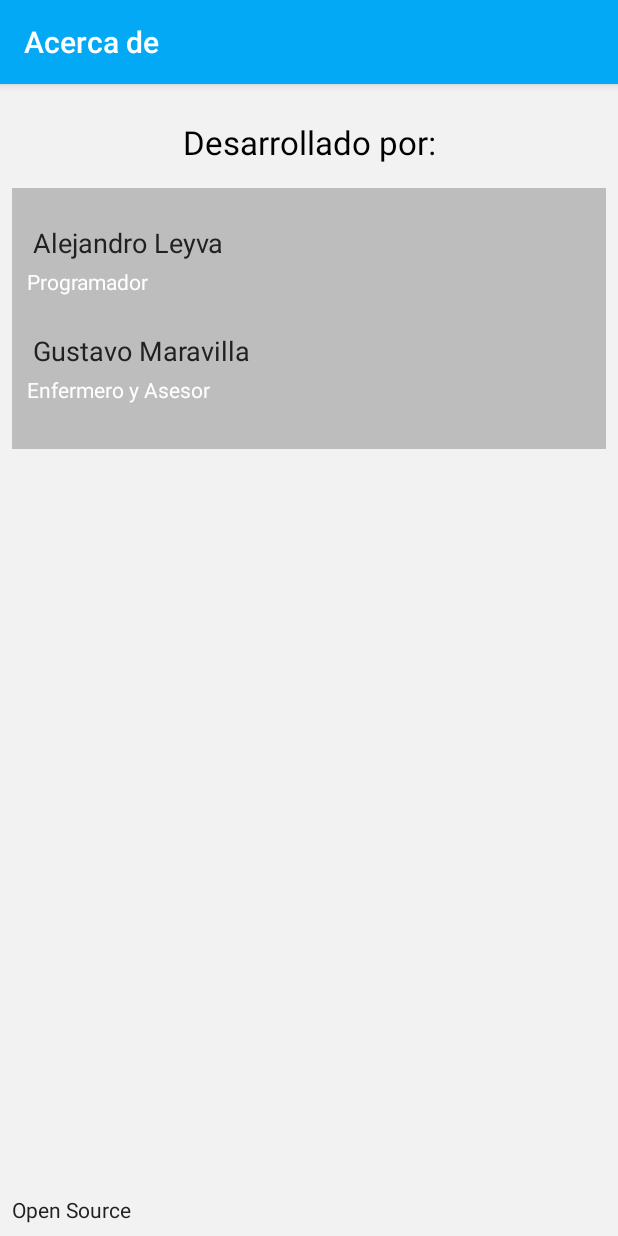
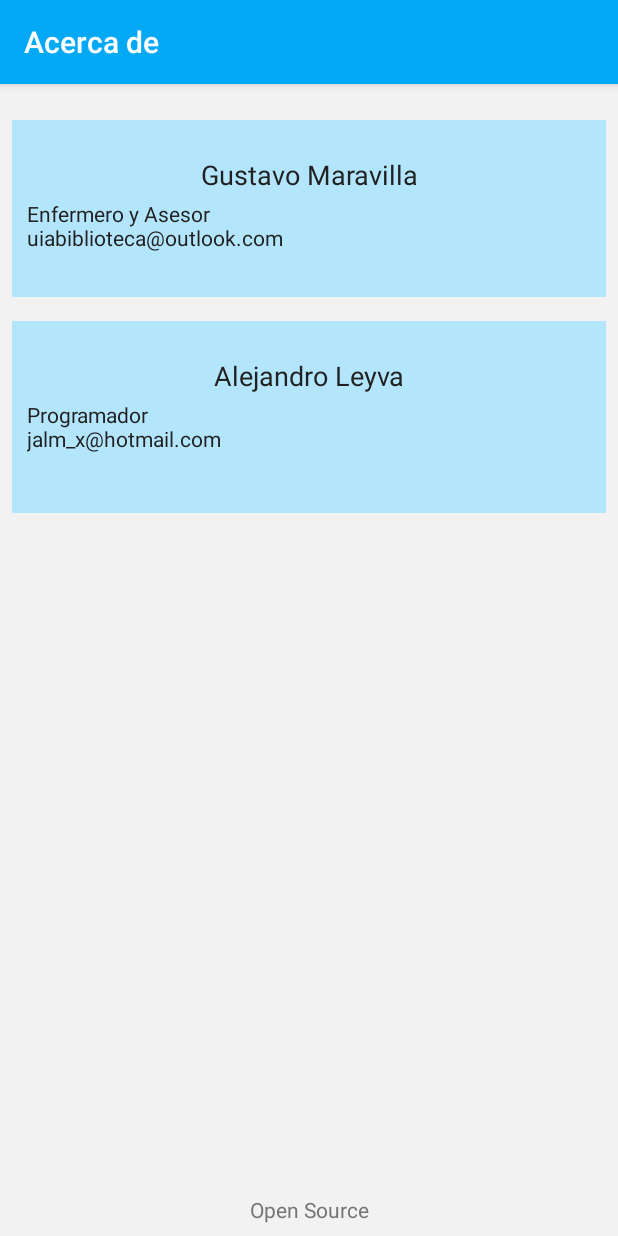
Before and after one commit to jalmx/pip, an Android app: the About screen opened directly, with no data from a screen before it, on a phone screen of 412 x 824 dp. Run offline under Robolectric (Android 15) with nearby library versions, the phone set to English and light mode, and no system bars.

```diff
--- a/app/src/main/java/leyva/josef/xizuth/pip/MainActivity.java
+++ b/app/src/main/java/leyva/josef/xizuth/pip/MainActivity.java
@@ -1,20 +1,18 @@
 package leyva.josef.xizuth.pip;
 
 import android.content.Intent;
+import android.os.Bundle;
 import android.support.v7.app.AppCompatActivity;
-import android.os.Bundle;
 import android.util.Log;
 import android.view.Menu;
 import android.view.MenuInflater;
 import android.view.MenuItem;
 import android.view.View;
-import android.widget.Adapter;
 import android.widget.AdapterView;
 import android.widget.ArrayAdapter;
 import android.widget.Button;
 import android.widget.EditText;
 import android.widget.Spinner;
-import android.widget.SpinnerAdapter;
 import android.widget.TextView;
 import android.widget.Toast;
 
@@ -63,11 +61,11 @@ public class MainActivity extends AppCompatActivity {
         }
     }
 
-    private void init(){
+    private void init() {
         String[] ts = getResources().getStringArray(R.array.turns);
         calculate = (Button) findViewById(R.id.calculate);
         weight = (EditText) findViewById(R.id.weight);
-        timeFever= (EditText) findViewById(R.id.time_fever);
+        timeFever = (EditText) findViewById(R.id.time_fever);
         other = (EditText) findViewById(R.id.other);
         Spinner turns = (Spinner) findViewById(R.id.turns);
         result = (TextView) findViewById(R.id.result);
@@ -79,12 +77,11 @@ public class MainActivity extends AppCompatActivity {
         );
 
         turns.setAdapter(adapter);
-
         turns.setOnItemSelectedListener(new AdapterView.OnItemSelectedListener() {
             @Override
             public void onItemSelected(AdapterView<?> parent, View view, int position, long id) {
 
-                switch (position){
+                switch (position) {
                     case 0:
                         other.setVisibility(View.GONE);
                         timeExt = false;
@@ -98,6 +95,7 @@ public class MainActivity extends AppCompatActivity {
                     case 2:
                         timeExt = true;
                         other.setVisibility(View.VISIBLE);
+                        other.setFocusable(true);
                         break;
                 }
             }
@@ -110,46 +108,47 @@ public class MainActivity extends AppCompatActivity {
 
     }
 
-    private void calculateResult(){
+    private void calculateResult() {
         double w = Double.parseDouble(weight.getText().toString());
         double tF = Double.parseDouble(timeFever.getText().toString());
         double sc = superficieCorporal(w);
+        Log.e("MainA", "calculateResult: SC" + sc);
 
         if (timeExt)
             time = Double.parseDouble(other.getText().toString());
 
-        PerdidaInsensible perdidaInsensible = new PerdidaInsensible(sc,tF,time);
+        PerdidaInsensible perdidaInsensible = new PerdidaInsensible(sc, tF, time);
 
         result.setText(String.format("%.2f ml", perdidaInsensible.getPITotal()));
     }
 
-    private double superficieCorporal(double w){
+    private double superficieCorporal(double w) {
         double r;
-        if (w <= SuperficieCorporal.K_SC_10){
+        if (w <= SuperficieCorporal.K_SC_10) {
 
             r = SuperficieCorporal.scLess10(w);
 
-        }else {
+        } else {
             r = SuperficieCorporal.scMore10(w);
         }
         return r;
     }
 
-    private boolean isEmpty(){
+    private boolean isEmpty() {
         EditText[] e = {weight, timeFever};
 
         boolean empty = false;
 
         for (EditText ed : e) {
             if (ed.getText().toString().isEmpty())
-                empty= true;
+                empty = true;
         }
 
         if (timeExt)
             if (other.getText().toString().isEmpty())
-                empty=true;
+                empty = true;
 
-        if (empty){
+        if (empty) {
             Toast.makeText(this, "Faltan datos", Toast.LENGTH_SHORT).show();
         }
 
--- a/app/src/main/java/leyva/josef/xizuth/pip/about/About.java
+++ b/app/src/main/java/leyva/josef/xizuth/pip/about/About.java
@@ -1,7 +1,7 @@
 package leyva.josef.xizuth.pip.about;
 
+import android.os.Bundle;
 import android.support.v7.app.AppCompatActivity;
-import android.os.Bundle;
 
 import leyva.josef.xizuth.pip.R;
 
--- a/app/src/main/java/leyva/josef/xizuth/pip/lib/PerdidaInsensible.java
+++ b/app/src/main/java/leyva/josef/xizuth/pip/lib/PerdidaInsensible.java
@@ -1,6 +1,4 @@
 package leyva.josef.xizuth.pip.lib;
-
-import android.util.Log;
 
 /**
  * Created by josef on 3/30/17.
@@ -9,9 +7,13 @@ import android.util.Log;
 
 public class PerdidaInsensible {
 
-    /**Constante para Fiebre*/
+    /**
+     * Constante para Fiebre
+     */
     public static final int K_FEVER = 800;
-    /**Constante para NO Fiebre*/
+    /**
+     * Constante para NO Fiebre
+     */
     public static final int K_NO_FEVER = 600;
 
     /***/
@@ -21,28 +23,33 @@ public class PerdidaInsensible {
 
     public PerdidaInsensible(double sc, double hrsWithFever, double TURN) {
         this.TURN = TURN;
-        piF = piFever(sc,hrsWithFever);
+        piF = piFever(sc, hrsWithFever);
 
-        piNF = piNoFever(sc,TURN - hrsWithFever);
-
+        piNF = piNoFever(sc, TURN - hrsWithFever);
     }
 
-    /**@return Calculo de Perdida insensible <strong>CON</strong> Fiebre*/
-    private double piFever(double sc, double hrsWithFever){
-        return (sc * K_FEVER * hrsWithFever)/TURN;
+    /**
+     * @return Calculo de Perdida insensible <strong>CON</strong> Fiebre
+     */
+    private double piFever(double sc, double hrsWithFever) {
+        return (sc * K_FEVER * hrsWithFever) / TURN;
     }
 
-    /**@return Calculo de Perdida insensible <strong>SIN</strong> Fiebre*/
-    private double piNoFever(double sc, double hrsWithoutFever){
-        return (sc * K_NO_FEVER * hrsWithoutFever)/TURN;
+    /**
+     * @return Calculo de Perdida insensible <strong>SIN</strong> Fiebre
+     */
+    private double piNoFever(double sc, double hrsWithoutFever) {
+        return (sc * K_NO_FEVER * hrsWithoutFever) / TURN;
     }
 
     public double getTURN() {
         return TURN;
     }
 
-    /**@return el total en mililitros a suministrar*/
-    public double getPITotal(){
+    /**
+     * @return el total en mililitros a suministrar
+     */
+    public double getPITotal() {
         return piF + piNF;
     }
 
--- a/app/src/main/java/leyva/josef/xizuth/pip/lib/SuperficieCorporal.java
+++ b/app/src/main/java/leyva/josef/xizuth/pip/lib/SuperficieCorporal.java
@@ -1,4 +1,6 @@
 package leyva.josef.xizuth.pip.lib;
+
+import java.math.BigDecimal;
 
 /**
  * Created by josef on 3/30/17.
@@ -16,13 +18,21 @@ public class SuperficieCorporal {
     public static final int K_LESS_10 = 9;
     public static final int K_SC = 4;
 
-    /**@return Calculo de superficie corporal <strong>menor</strong> de 10 kg*/
-    public static double scLess10(double weight){
-        return ((weight * K_SC) + K_LESS_10)/K_LESS_10_DIVIDE;
+    /**
+     * @return Calculo de superficie corporal <strong>menor</strong> de 10 kg
+     */
+    public static double scLess10(double weight) {
+        double r = ((weight * K_SC) + K_LESS_10) / K_LESS_10_DIVIDE;
+        double s = new BigDecimal(r).setScale(2, BigDecimal.ROUND_HALF_EVEN).doubleValue();
+        return s;
     }
 
-    /**@return Calculo de superficie corporal <strong>Mayor</strong> de 10 kg*/
-    public static double scMore10(double weight){
-        return ((weight * K_SC) + K_MORE_10)/(weight + K_MORE_10_DIVIDE);
+    /**
+     * @return Calculo de superficie corporal <strong>Mayor</strong> de 10 kg
+     */
+    public static double scMore10(double weight) {
+        double r = ((weight * K_SC) + K_MORE_10) / (weight + K_MORE_10_DIVIDE);
+        double s = new BigDecimal(r).setScale(2, BigDecimal.ROUND_HALF_EVEN).doubleValue();
+        return s;
     }
 }
--- a/app/src/main/res/layout/activity_about.xml
+++ b/app/src/main/res/layout/activity_about.xml
@@ -8,51 +8,61 @@
     android:padding="8dp"
     android:orientation="vertical">
 
-    <TextView
-        android:layout_width="match_parent"
-        android:layout_height="wrap_content"
-        android:gravity="center"
-        android:text="@string/develop"
-        android:textColor="#000"
-        android:textSize="22sp"
-        android:layout_marginTop="16dp"
-        android:layout_marginBottom="16dp"/>
+
 
     <LinearLayout
         android:layout_width="match_parent"
         android:layout_height="wrap_content"
         android:orientation="vertical"
-        android:background="@color/divider"
         android:paddingLeft="10dp"
-        android:paddingRight="10dp">
+        android:paddingRight="10dp"
+        android:layout_marginTop="16dp"
+        android:background="@color/primary_light">
+
+        <TextView
+            android:layout_width="match_parent"
+            android:layout_height="wrap_content"
+            android:layout_marginTop="20dp"
+            android:textColor="@color/primary_text"
+            android:textSize="18sp"
+            android:padding="4sp"
+            android:text="@string/gus"
+            android:gravity="center_horizontal"/>
+
+        <TextView
+            android:layout_width="match_parent"
+            android:layout_height="wrap_content"
+            android:text="@string/lic"
+            android:textColor="@color/primary_text"
+            android:layout_marginBottom="30dp"/>
+    </LinearLayout>
+
+
+    <LinearLayout
+        android:layout_width="match_parent"
+        android:layout_height="wrap_content"
+        android:orientation="vertical"
+        android:background="@color/primary_light"
+        android:paddingLeft="10dp"
+        android:paddingRight="10dp"
+        android:paddingBottom="10dp"
+        android:layout_marginTop="16dp">
 
         <TextView
             android:layout_marginTop="20dp"
             android:layout_width="match_parent"
             android:layout_height="wrap_content"
             android:textSize="18sp"
+            android:gravity="center_horizontal"
             android:text="@string/xizuth"
-            android:padding="4dp"/>
+            android:padding="4dp"
+            android:textColor="@color/primary_text" />
 
         <TextView
             android:layout_width="match_parent"
             android:layout_height="wrap_content"
             android:text="@string/dev"
-            android:textColor="@color/icons"/>
-
-        <TextView
-            android:layout_width="match_parent"
-            android:layout_height="wrap_content"
-            android:layout_marginTop="20dp"
-            android:textSize="18sp"
-            android:padding="4sp"
-            android:text="@string/gus"/>
-
-        <TextView
-            android:layout_width="match_parent"
-            android:layout_height="wrap_content"
-            android:text="@string/lic"
-            android:textColor="@color/icons"
+            android:textColor="@color/primary_text"
             android:layout_marginBottom="30dp"/>
     </LinearLayout>
 
@@ -64,6 +74,8 @@
         <TextView
             android:layout_width="match_parent"
             android:layout_height="wrap_content"
+            android:gravity="center_horizontal"
+            android:textColor="@color/secondary_text"
             android:text="Open Source"/>
     </LinearLayout>
 </LinearLayout>
--- a/app/src/main/res/values/strings.xml
+++ b/app/src/main/res/values/strings.xml
@@ -20,8 +20,8 @@
     <string name="xizuth">Alejandro Leyva</string>
     <string name="gus">Gustavo Maravilla</string>
 
-    <string name="lic">Enfermero y Asesor</string>
-    <string name="dev">Programador</string>
+    <string name="lic">Enfermero y Asesor\nuiabiblioteca@outlook.com</string>
+    <string name="dev">Programador\njalm_x@hotmail.com</string>
 
     <string name="information">Disfruta la app</string>
 
```
